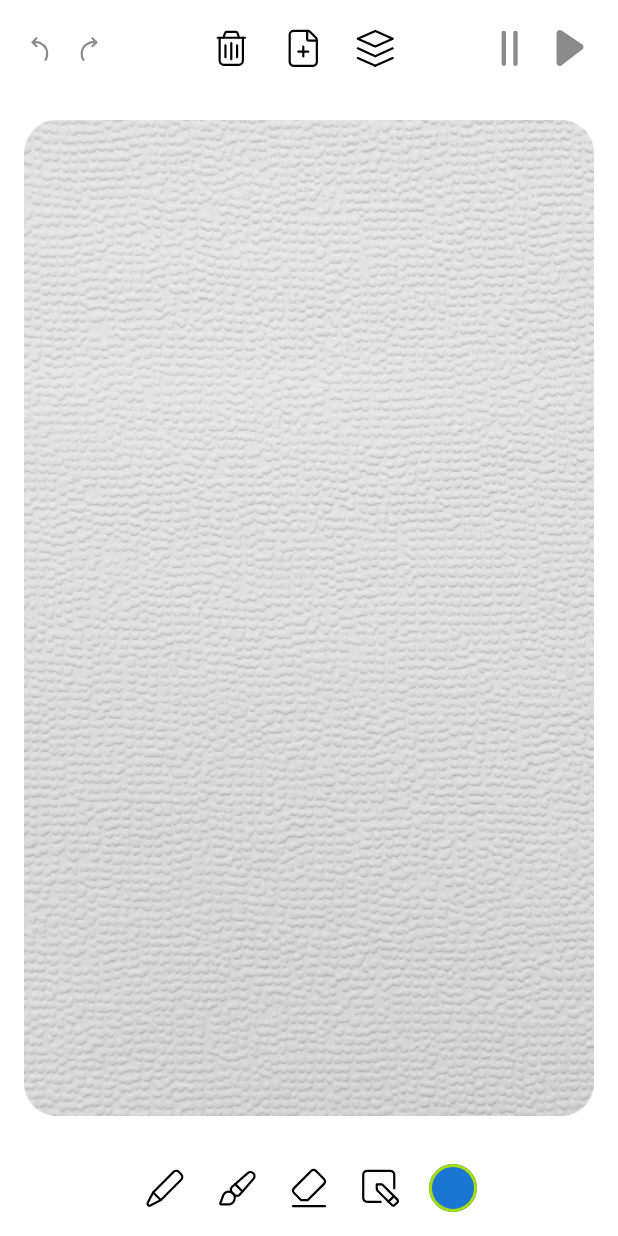
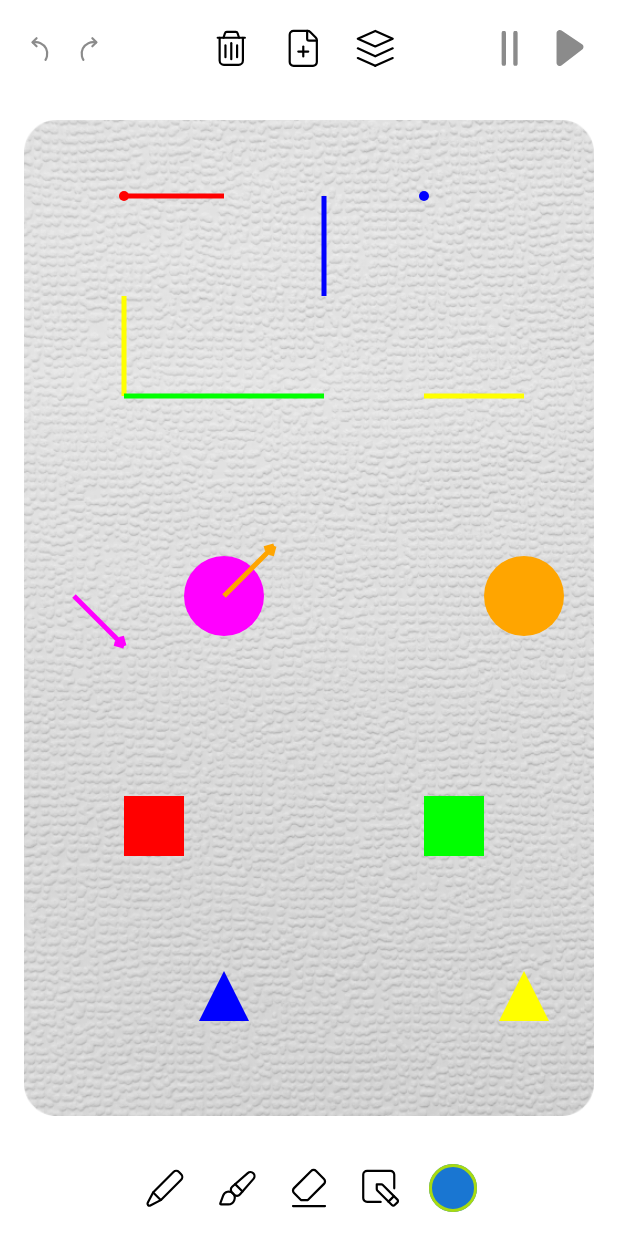
Before and after one commit to catsoft/moving_pictures, an Android app built with Jetpack Compose: the screen it shows after launch (MainActivity), on a phone screen of 412 x 824 dp. Run offline under Robolectric (Android 15) with nearby library versions, the light colour scheme and no system bars.

Commit message:
Draw on canvas

```diff
--- a/app/src/main/java/com/movingPictures/data/dto/Drawables.kt
+++ b/app/src/main/java/com/movingPictures/data/dto/Drawables.kt
@@ -19,7 +19,7 @@ data class DrawableItemState(
 
 data class EraserDrawableItem(
     override val state: DrawableItemState,
-    val radius: Int,
+    val radius: Float = 5F,
     val points: List<PointColors>,
 ) : DrawableItem<EraserDrawableItem> {
     override fun copyWithState(state: DrawableItemState): EraserDrawableItem = EraserDrawableItem(state, radius, points)
@@ -27,18 +27,20 @@ data class EraserDrawableItem(
 
 data class PenDrawableItem(
     override val state: DrawableItemState,
+    val radius: Float = 5F,
     // relative to startPoint
     val points: List<PointColors>,
 ) : DrawableItem<PenDrawableItem> {
-    override fun copyWithState(state: DrawableItemState): PenDrawableItem = PenDrawableItem(state, points)
+    override fun copyWithState(state: DrawableItemState): PenDrawableItem = PenDrawableItem(state, radius, points)
 }
 
 data class LineDrawableItem(
     override val state: DrawableItemState,
+    val width: Float = 5F,
     // relative to startPoint
     val endPoint: Point,
 ) : DrawableItem<LineDrawableItem> {
-    override fun copyWithState(state: DrawableItemState): LineDrawableItem = LineDrawableItem(state, endPoint)
+    override fun copyWithState(state: DrawableItemState): LineDrawableItem = LineDrawableItem(state, width, endPoint)
 }
 
 data class CircleDrawableItem(
--- a/app/src/main/java/com/movingPictures/ui/screens/canvas/CanvasViewModel.kt
+++ b/app/src/main/java/com/movingPictures/ui/screens/canvas/CanvasViewModel.kt
@@ -1,8 +1,20 @@
 package com.movingPictures.ui.screens.canvas
 
+import androidx.compose.ui.graphics.Color
+import androidx.compose.ui.graphics.toArgb
 import com.movingPictures.data.FrameComposer
 import com.movingPictures.data.GiftComposer
+import com.movingPictures.data.dto.AddAction
+import com.movingPictures.data.dto.ArrowDrawableItem
+import com.movingPictures.data.dto.CircleDrawableItem
+import com.movingPictures.data.dto.DrawableItemState
 import com.movingPictures.data.dto.Frame
+import com.movingPictures.data.dto.LineDrawableItem
+import com.movingPictures.data.dto.PenDrawableItem
+import com.movingPictures.data.dto.Point
+import com.movingPictures.data.dto.PointColors
+import com.movingPictures.data.dto.SquareDrawableItem
+import com.movingPictures.data.dto.TriangleDrawableItem
 import kotlinx.coroutines.flow.MutableStateFlow
 
 class CanvasViewModel() {
@@ -31,6 +43,9 @@ class CanvasViewModel() {
     init {
         gifComposer.addFrame(Frame())
         selectFrame(gifComposer.frames.first().id)
+
+        doTest()
+        doTest2()
     }
 
     fun selectFrame(frameId: String) {
@@ -38,4 +53,52 @@ class CanvasViewModel() {
         previousFrame.value = gifComposer.frames.getOrNull(index - 1) ?: if (gifComposer.frames.size > 1) gifComposer.frames.lastOrNull() else null
         currentFrame.value = gifComposer.frames.getOrNull(index)
     }
+
+    fun doTest() {
+        currentFrame.value?.let {
+            val red = Color.Red.toArgb()
+            val blue = Color.Blue.toArgb()
+            val green = Color.Green.toArgb()
+            val yellow = Color.Yellow.toArgb()
+
+            it.applyAction(AddAction(LineDrawableItem(DrawableItemState(Point(50f, 50f), red), 5F, Point(150f, 50f))))
+            it.applyAction(AddAction(LineDrawableItem(DrawableItemState(Point(150f, 50f), blue), 5F, Point(150f, 150f))))
+            it.applyAction(AddAction(LineDrawableItem(DrawableItemState(Point(150f, 150f), green), 5F, Point(50f, 150f))))
+            it.applyAction(AddAction(LineDrawableItem(DrawableItemState(Point(50f, 150f), yellow), 5F, Point(50f, 50f))))
+        }
+    }
+
+    fun doTest2() {
+        currentFrame.value?.let {
+            // Параметры цветов
+            val red = Color.Red.toArgb()
+            val blue = Color.Blue.toArgb()
+            val green = Color.Green.toArgb()
+            val yellow = Color.Yellow.toArgb()
+            val purple = Color.Magenta.toArgb()
+            val orange = Color(0xFFFFA500).toArgb()
+
+            val penPoints1 = listOf(PointColors(Point(50f, 50f), red))
+            val penPoints2 = listOf(PointColors(Point(200f, 50f), blue))
+            it.applyAction(AddAction(PenDrawableItem(DrawableItemState(Point(50f, 50f), red), 5f, penPoints1)))
+            it.applyAction(AddAction(PenDrawableItem(DrawableItemState(Point(200f, 50f), blue), 5f, penPoints2)))
+
+            it.applyAction(AddAction(LineDrawableItem(DrawableItemState(Point(50f, 150f), green), 5F, Point(150f, 150f))))
+            it.applyAction(AddAction(LineDrawableItem(DrawableItemState(Point(200f, 150f), yellow), 5F, Point(300f, 150f))))
+
+            it.applyAction(AddAction(CircleDrawableItem(DrawableItemState(Point(100f, 250f), purple), 40)))
+            it.applyAction(AddAction(CircleDrawableItem(DrawableItemState(Point(250f, 250f), orange), 40)))
+
+            it.applyAction(AddAction(SquareDrawableItem(DrawableItemState(Point(50f, 350f), red), 60)))
+            it.applyAction(AddAction(SquareDrawableItem(DrawableItemState(Point(200f, 350f), green), 60)))
+
+            it.applyAction(AddAction(TriangleDrawableItem(DrawableItemState(Point(100f, 450f), blue), 50)))
+            it.applyAction(AddAction(TriangleDrawableItem(DrawableItemState(Point(250f, 450f), yellow), 50)))
+
+            val arrowPoints1 = listOf(PointColors(Point(0f, 0f), purple), PointColors(Point(50f, 50f), purple))
+            val arrowPoints2 = listOf(PointColors(Point(0f, 0f), orange), PointColors(Point(50f, -50f), orange))
+            it.applyAction(AddAction(ArrowDrawableItem(DrawableItemState(Point(50f, 500f), purple), arrowPoints1)))
+            it.applyAction(AddAction(ArrowDrawableItem(DrawableItemState(Point(200f, 500f), orange), arrowPoints2)))
+        }
+    }
 }
--- a/app/src/main/java/com/movingPictures/ui/screens/canvas/canvas/CanvasView.kt
+++ b/app/src/main/java/com/movingPictures/ui/screens/canvas/canvas/CanvasView.kt
@@ -1,5 +1,6 @@
 package com.movingPictures.ui.screens.canvas.canvas
 
+import androidx.compose.foundation.Canvas
 import androidx.compose.foundation.Image
 import androidx.compose.foundation.layout.Box
 import androidx.compose.foundation.layout.fillMaxSize
@@ -8,10 +9,17 @@ import androidx.compose.runtime.Composable
 import androidx.compose.runtime.collectAsState
 import androidx.compose.ui.Alignment
 import androidx.compose.ui.Modifier
+import androidx.compose.ui.draw.alpha
 import androidx.compose.ui.draw.clip
+import androidx.compose.ui.geometry.Offset
+import androidx.compose.ui.geometry.Size
+import androidx.compose.ui.graphics.Color
+import androidx.compose.ui.graphics.drawscope.DrawScope
+import androidx.compose.ui.graphics.drawscope.withTransform
 import androidx.compose.ui.res.painterResource
 import androidx.compose.ui.unit.dp
 import com.movingPictures.data.FrameComposer
+import com.movingPictures.data.dto.*
 import com.movingPictures.ui.screens.canvas.CanvasViewModel
 import com.movingpictures.R
 
@@ -33,7 +41,7 @@ fun CanvasView(modifier: Modifier = Modifier, viewModel: CanvasViewModel) {
         )
 
         if (previousFrame.value != null) {
-            DrawFrame(Modifier, previousFrame.value!!)
+            DrawFrame(Modifier.alpha(0.5f), previousFrame.value!!)
         }
 
         if (currentFrame.value != null) {
@@ -44,10 +52,114 @@ fun CanvasView(modifier: Modifier = Modifier, viewModel: CanvasViewModel) {
 
 @Composable
 private fun DrawFrame(modifier: Modifier = Modifier, composer: FrameComposer) {
-
     val frameState = composer.drawableState.collectAsState()
-
-    Box(modifier.fillMaxSize()) {
-        //todo draw
+    Canvas(modifier.fillMaxSize()) {
+        for (drawable in frameState.value) {
+            withTransform({
+                translate(left = drawable.state.position.x, top = drawable.state.position.y)
+                rotate(drawable.state.rotation)
+            }) {
+                when (drawable) {
+                    is PenDrawableItem -> drawPen(drawable)
+                    is EraserDrawableItem -> drawEraser(drawable)
+                    is LineDrawableItem -> drawLine(drawable)
+                    is CircleDrawableItem -> drawCircle(drawable)
+                    is SquareDrawableItem -> drawSquare(drawable)
+                    is TriangleDrawableItem -> drawTriangle(drawable)
+                    is ArrowDrawableItem -> drawArrow(drawable)
+                    else -> {
+                        throw IllegalArgumentException("Unknown drawable type: ${drawable::class.java.simpleName}")
+                    }
+                }
+            }
+        }
     }
 }
+
+
+private fun DrawScope.drawPen(drawable: PenDrawableItem) {
+    for (pointColor in drawable.points) {
+        drawCircle(
+            color = Color(pointColor.color),
+            radius = drawable.radius,
+            center = Offset(pointColor.point.x, pointColor.point.y)
+        )
+    }
+}
+
+private fun DrawScope.drawEraser(drawable: EraserDrawableItem) {
+    for (pointColor in drawable.points) {
+        drawCircle(
+            color = Color.White,
+            radius = drawable.radius,
+            center = Offset(pointColor.point.x, pointColor.point.y)
+        )
+    }
+}
+
+private fun DrawScope.drawLine(drawable: LineDrawableItem) {
+    drawLine(
+        color = Color(drawable.state.color),
+        start = Offset(drawable.state.position.x, drawable.state.position.y),
+        end = Offset(drawable.endPoint.x, drawable.endPoint.y),
+        strokeWidth = drawable.width
+    )
+}
+
+private fun DrawScope.drawCircle(drawable: CircleDrawableItem) {
+    drawCircle(
+        color = Color(drawable.state.color),
+        radius = drawable.radius.toFloat(),
+        center = Offset(drawable.state.position.x, drawable.state.position.y)
+    )
+}
+
+private fun DrawScope.drawSquare(drawable: SquareDrawableItem) {
+    drawRect(
+        color = Color(drawable.state.color),
+        topLeft = Offset(drawable.state.position.x, drawable.state.position.y),
+        size = Size(drawable.size.toFloat(), drawable.size.toFloat())
+    )
+}
+
+private fun DrawScope.drawTriangle(drawable: TriangleDrawableItem) {
+    val halfSize = drawable.size / 2f
+    val path = androidx.compose.ui.graphics.Path().apply {
+        moveTo(drawable.state.position.x, drawable.state.position.y - halfSize)
+        lineTo(drawable.state.position.x - halfSize, drawable.state.position.y + halfSize)
+        lineTo(drawable.state.position.x + halfSize, drawable.state.position.y + halfSize)
+        close()
+    }
+    drawPath(path = path, color = Color(drawable.state.color))
+}
+
+private fun DrawScope.drawArrow(drawable: ArrowDrawableItem) {
+    if (drawable.points.size < 2) return
+    val (start, end) = drawable.points.let { it.first().point to it.last().point }
+    drawLine(
+        color = Color(drawable.state.color),
+        start = Offset(start.x, start.y),
+        end = Offset(end.x, end.y),
+        strokeWidth = 5f
+    )
+    val arrowSize = 10f
+    val angle = kotlin.math.atan2(end.y - start.y, end.x - start.x)
+    drawLine(
+        color = Color(drawable.state.color),
+        start = Offset(end.x, end.y),
+        end = Offset(
+            end.x - arrowSize * kotlin.math.cos(angle - Math.PI / 6).toFloat(),
+            end.y - arrowSize * kotlin.math.sin(angle - Math.PI / 6).toFloat()
+        ),
+        strokeWidth = 5f
+    )
+    drawLine(
+        color = Color(drawable.state.color),
+        start = Offset(end.x, end.y),
+        end = Offset(
+            end.x - arrowSize * kotlin.math.cos(angle + Math.PI / 6).toFloat(),
+            end.y - arrowSize * kotlin.math.sin(angle + Math.PI / 6).toFloat()
+        ),
+        strokeWidth = 5f
+    )
+}
```
